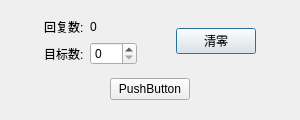
Before: the Qt Designer form CtrlEnterTray/ctrlentertray.ui in tsingsan/CtrlEnterTray, drawn with Qt 5.
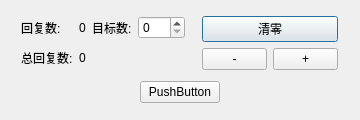
After: the same form once the commit is applied.

Commit message: 1.phrases.ini是支持分组的常用短语，请自行编辑。Ctrl + 方向键（上下左右）来选择短语，松开Ctrl时是当前最下面的那条短语输入当前窗口。 2.由于之前停表怀疑是标题过滤导致的，所以现在默认取消标题过滤，在任意地方按CTRL+ENTER都将记录回复数，所以请注意。   如需继续使用标题过滤，启动时命令行参数里加上过滤关键词，例如“CtrlEnterTray.exe 沪江” 3.增加总回复数记录和手动增减记录按钮，主窗口的清零按钮是清除总回复记录，如只想清零当前回复，重启程序即可。

Diff of the .ui file:
```diff
--- a/CtrlEnterTray/ctrlentertray.ui
+++ b/CtrlEnterTray/ctrlentertray.ui
@@ -6,19 +6,19 @@
    <rect>
     <x>0</x>
     <y>0</y>
-    <width>300</width>
+    <width>360</width>
     <height>120</height>
    </rect>
   </property>
   <property name="minimumSize">
    <size>
-    <width>300</width>
+    <width>360</width>
     <height>120</height>
    </size>
   </property>
   <property name="maximumSize">
    <size>
-    <width>300</width>
+    <width>360</width>
     <height>120</height>
    </size>
   </property>
@@ -43,14 +43,28 @@
      </item>
      <item>
       <layout class="QGridLayout" name="gridLayout">
-       <item row="1" column="0">
+       <item row="0" column="0">
+        <widget class="QLabel" name="label">
+         <property name="text">
+          <string>回复数:</string>
+         </property>
+        </widget>
+       </item>
+       <item row="0" column="1">
+        <widget class="QLabel" name="labelNum">
+         <property name="text">
+          <string>0</string>
+         </property>
+        </widget>
+       </item>
+       <item row="0" column="2">
         <widget class="QLabel" name="label_2">
          <property name="text">
           <string>目标数:</string>
          </property>
         </widget>
        </item>
-       <item row="1" column="1" colspan="2">
+       <item row="0" column="3">
         <widget class="QSpinBox" name="spinBox">
          <property name="maximum">
           <number>999</number>
@@ -60,15 +74,15 @@
          </property>
         </widget>
        </item>
-       <item row="0" column="0">
-        <widget class="QLabel" name="label">
+       <item row="1" column="0">
+        <widget class="QLabel" name="label_3">
          <property name="text">
-          <string>回复数:</string>
+          <string>总回复数:</string>
          </property>
         </widget>
        </item>
-       <item row="0" column="1">
-        <widget class="QLabel" name="labelNum">
+       <item row="1" column="1">
+        <widget class="QLabel" name="labelTotalNum">
          <property name="text">
           <string>0</string>
          </property>
@@ -90,11 +104,62 @@
       </spacer>
      </item>
      <item>
-      <widget class="QPushButton" name="clrBtn">
-       <property name="text">
-        <string>清零</string>
-       </property>
-      </widget>
+      <layout class="QGridLayout" name="gridLayout_2">
+       <item row="0" column="0" colspan="2">
+        <widget class="QPushButton" name="clrBtn">
+         <property name="minimumSize">
+          <size>
+           <width>10</width>
+           <height>0</height>
+          </size>
+         </property>
+         <property name="text">
+          <string>清零</string>
+         </property>
+        </widget>
+       </item>
+       <item row="1" column="0">
+        <widget class="QPushButton" name="decbtn">
+         <property name="sizePolicy">
+          <sizepolicy hsizetype="Fixed" vsizetype="Fixed">
+           <horstretch>0</horstretch>
+           <verstretch>0</verstretch>
+          </sizepolicy>
+         </property>
+         <property name="minimumSize">
+          <size>
+           <width>10</width>
+           <height>0</height>
+          </size>
+         </property>
+         <property name="text">
+          <string>-</string>
+         </property>
+         <property name="flat">
+          <bool>false</bool>
+         </property>
+        </widget>
+       </item>
+       <item row="1" column="1">
+        <widget class="QPushButton" name="incbtn">
+         <property name="sizePolicy">
+          <sizepolicy hsizetype="Minimum" vsizetype="Fixed">
+           <horstretch>0</horstretch>
+           <verstretch>0</verstretch>
+          </sizepolicy>
+         </property>
+         <property name="minimumSize">
+          <size>
+           <width>10</width>
+           <height>0</height>
+          </size>
+         </property>
+         <property name="text">
+          <string>+</string>
+         </property>
+        </widget>
+       </item>
+      </layout>
      </item>
      <item>
       <spacer name="horizontalSpacer_3">
```
The commit also changes 15 other files.
